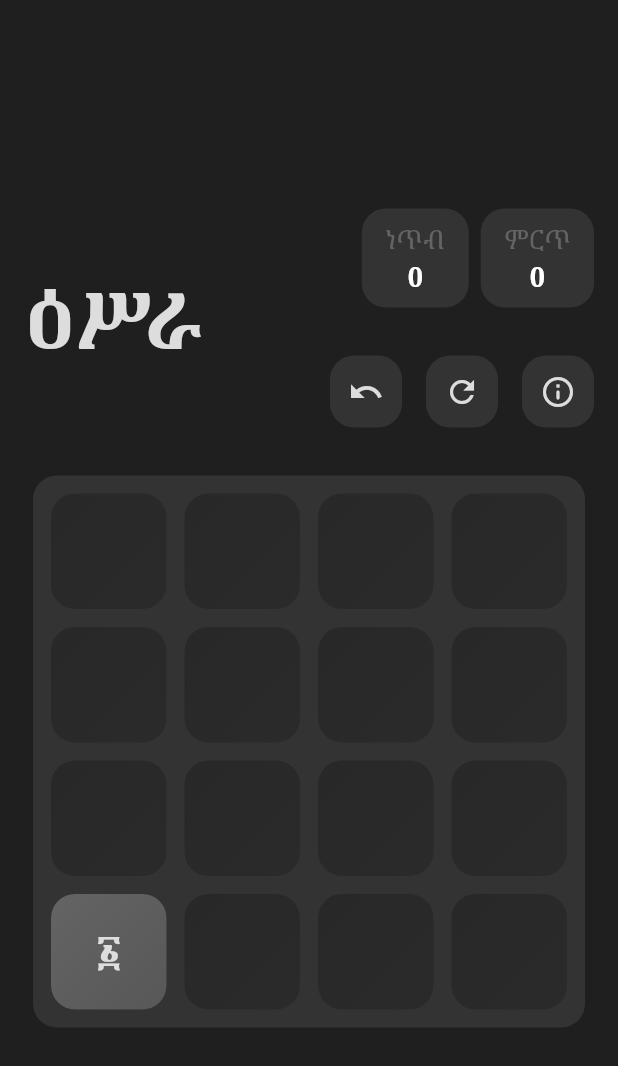
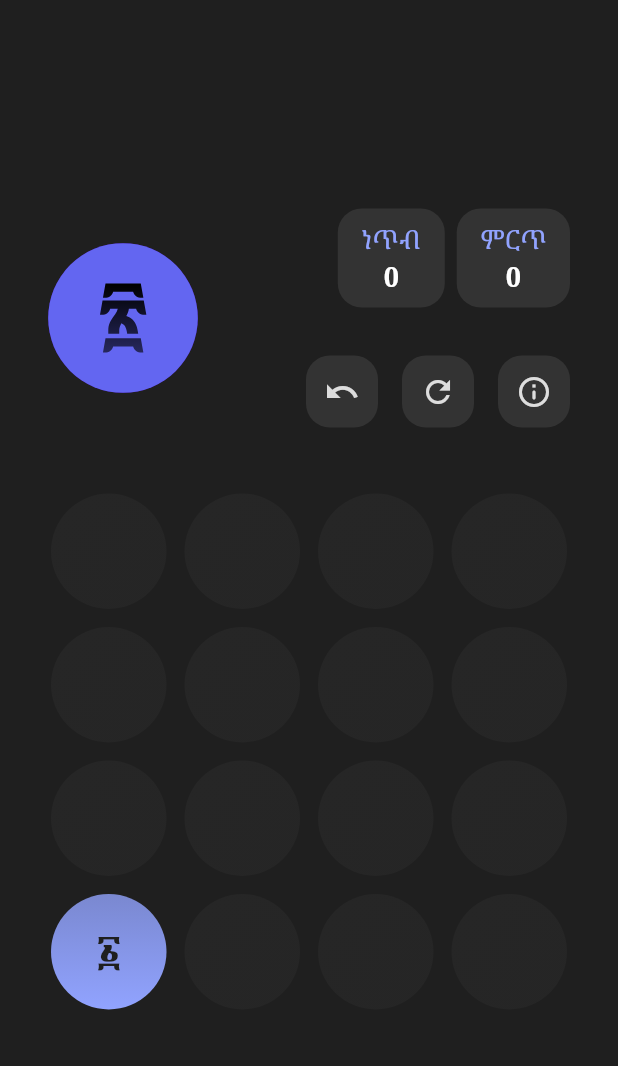
Before and after one commit to aethiop/isra, a Flutter app: the screen it shows after launch, on a phone screen of 412 x 824 dp. Shown: the top 1066 px of the screen. Run offline on Flutter 3.47's test engine with Material 2 defaults, Android fonts, the phone set to English and light mode, and no system bars; our stand-ins replace flutter_riverpod, flutter_svg, hive_flutter; missing offline and left inert: flutter_swipe_detector; accounts and stored records are empty; generated files the repository leaves out were written again; statements that could not run were skipped; project files that could hold a hidden picture were left out.

Commit message:
UI Update

```diff
--- a/lib/components/animated_tile.dart
+++ b/lib/components/animated_tile.dart
@@ -45,12 +45,12 @@
       scale = TweenSequence<double>(
         <TweenSequenceItem<double>>[
           TweenSequenceItem<double>(
-            tween: Tween<double>(begin: 1.0, end: 1.1)
+            tween: Tween<double>(begin: 1.0, end: 1.15)
                 .chain(CurveTween(curve: Curves.easeOut)),
             weight: 50.0,
           ),
           TweenSequenceItem<double>(
-            tween: Tween<double>(begin: 1.1, end: 1.0)
+            tween: Tween<double>(begin: 1.15, end: 1.0)
                 .chain(CurveTween(curve: Curves.easeIn)),
             weight: 50.0,
           ),
--- a/lib/components/empy_board.dart
+++ b/lib/components/empy_board.dart
@@ -21,8 +21,7 @@
     return Container(
       width: boardSize,
       height: boardSize,
-      decoration: BoxDecoration(
-          color: boardColor, borderRadius: BorderRadius.circular(16.0)),
+      decoration: BoxDecoration(borderRadius: BorderRadius.circular(16.0)),
       child: Stack(
         children: List.generate(16, (i) {
           //Render the empty board in 4x4 GridView
@@ -44,11 +43,12 @@
                     begin: Alignment.topLeft,
                     end: Alignment.bottomRight,
                     colors: [
-                        Color(emptyTileColor.value),
                       Color(emptyTileColor.withAlpha(200).value),
+                      Color(emptyTileColor.withAlpha(180).value),
                     ]),
                 color: emptyTileColor,
-                  borderRadius: BorderRadius.circular(16.0)),
+                borderRadius: BorderRadius.circular(tileSize),
+              ),
             ),
           );
         }),
--- a/lib/components/score_board.dart
+++ b/lib/components/score_board.dart
@@ -1,8 +1,10 @@
 import 'package:flutter/material.dart';
 import 'package:flutter_riverpod/flutter_riverpod.dart';
+import 'package:hive_flutter/hive_flutter.dart';
 
 import '../const/colors.dart';
 import '../managers/board.dart';
+import 'button.dart';
 
 class ScoreBoard extends ConsumerWidget {
   const ScoreBoard({super.key});
--- a/lib/components/tile_board.dart
+++ b/lib/components/tile_board.dart
@@ -62,21 +62,22 @@
                 width: tileSize,
                 height: tileSize,
                 decoration: BoxDecoration(
-                    gradient: LinearGradient(
-                        begin: Alignment.topLeft,
-                        end: Alignment.bottomRight,
-                        colors: [
-                          Color(tileColors[tile.value]!.value),
-                          Color(tileColors[tile.value]!.withAlpha(200).value),
-                        ]),
-                    borderRadius: BorderRadius.circular(16.0)),
+                  gradient: LinearGradient(
+                      begin: Alignment.topCenter,
+                      end: Alignment.bottomCenter,
+                      colors: [
+                        Color(tileColors[tile.value]!.withAlpha(200).value),
+                        Color(tileColors[tile.value]!.value),
+                      ]),
+                  borderRadius: BorderRadius.circular(tileSize),
+                ),
                 child: Center(
                     child: Text(
                   '${enToGeez[tile.value]}',
                   style: TextStyle(
                       fontWeight: FontWeight.w900,
                       fontSize: 24.0,
-                      color: tile.value < 8 ? textColor : textColorWhite),
+                      color: backgroundColor),
                 )),
               ),
             );
@@ -100,7 +101,7 @@
                     onPressed: () {
                       ref.read(boardManager.notifier).newGame();
                     },
-                  )
+                  ),
                 ],
               ),
             ))
--- a/lib/const/colors.dart
+++ b/lib/const/colors.dart
@@ -20,29 +20,26 @@
 // const color512 = Color(0xffedc950);
 // const color1024 = Color(0xffedc53f);
 // const color2048 = Color(0xffedc22e);
+const backgroundColor = Color(0xff1f1f1f);
+const textColor = Color(0xffdddddd);
+const textColorWhite = Color(0xffdddddd);
+const boardColor = Color(0xff2d2f60);
+const emptyTileColor = Color(0xff282828);
+const buttonColor = Color(0xff6366F1);
+const scoreColor = Color(0xff333333);
+const overlayColor = Color.fromRGBO(50, 50, 50, 0.73);
 
-const backgroundColor = Color(0xff1f1f1f); // A dark gray, nearly black
-const textColor = Color(0xffdddddd); // Light gray for high contrast text
-const textColorWhite = Color(0xffdddddd); // Also light gray for high contrast
-const boardColor = Color(0xff333333); // Dark gray for the board
-const emptyTileColor =
-    Color(0xff282828); // Slightly darker gray for empty tiles
-const buttonColor = Color(0xff6c6c6c); // Medium gray for buttons
-const scoreColor = Color(0xff333333); // Dark gray for scores
-const overlayColor =
-    Color.fromRGBO(50, 50, 50, 0.73); // Very dark, semi-transparent overlay
-
-const color2 = Color(0xff646464); // Darkening and desaturating original color
-const color4 = Color(0xff7b6b5a); // Darkening and desaturating original color
-const color8 = Color(0xffb37344); // Darkened version of original color
-const color16 = Color(0xffb35840); // Darkened version of original color
-const color32 = Color(0xffb34733); // Darkened version of original color
-const color64 = Color(0xffb33e1f); // Darkened version of original color
-const color128 = Color(0xffada45b); // Darkened version of original color
-const color256 = Color(0xffad9f4a); // Darkened version of original color
-const color512 = Color(0xffad9338); // Darkened version of original color
-const color1024 = Color(0xffad8727); // Darkened version of original color
-const color2048 = Color(0xffad7c16); // Darkened version of original color
+const color2 = Color(0xff91a3ff);
+const color4 = Color(0xff6BF178);
+const color8 = Color(0xffF1A75D);
+const color16 = Color(0xffFAFF6B);
+const color32 = Color(0xffAA45F1);
+const color64 = Color(0xffFA5050);
+const color128 = Color(0xff9D6C1B);
+const color256 = Color(0xff5035D3);
+const color512 = Color(0xff3B8028);
+const color1024 = Color(0xff6a4bea);
+const color2048 = Color(0xff3b28b3);
 
 const tileColors = {
   2: color2,
--- a/lib/game.dart
+++ b/lib/game.dart
@@ -2,6 +2,7 @@
 import 'package:flutter_riverpod/flutter_riverpod.dart';
 import 'package:flutter_swipe_detector/flutter_swipe_detector.dart';
 import 'package:isra/about.dart';
+import 'package:flutter_svg/flutter_svg.dart';
 
 import 'components/button.dart';
 import 'components/empy_board.dart';
@@ -65,6 +66,12 @@
 
   @override
   Widget build(BuildContext context) {
+    const String assetName = 'assets/icon.svg';
+    final Widget svgIcon = SvgPicture.asset(assetName,
+        semanticsLabel: 'Isra Logo',
+        height: 100,
+        width: 100,
+        fit: BoxFit.scaleDown);
     return RawKeyboardListener(
       autofocus: true,
       focusNode: FocusNode(),
@@ -87,17 +94,11 @@
             mainAxisAlignment: MainAxisAlignment.center,
             children: [
               Padding(
-                padding: const EdgeInsets.symmetric(horizontal: 16.0),
+                padding: const EdgeInsets.symmetric(horizontal: 32.0),
                 child: Row(
                   mainAxisAlignment: MainAxisAlignment.spaceBetween,
                   children: [
-                    const Text(
-                      'ዕሥራ',
-                      style: TextStyle(
-                          color: textColor,
-                          fontWeight: FontWeight.bold,
-                          fontSize: 52.0),
-                    ),
+                    svgIcon,
                     Column(
                       mainAxisAlignment: MainAxisAlignment.spaceBetween,
                       crossAxisAlignment: CrossAxisAlignment.end,
--- a/lib/main.dart
+++ b/lib/main.dart
@@ -2,7 +2,6 @@
 import 'package:flutter/services.dart';
 import 'package:flutter_riverpod/flutter_riverpod.dart';
 import 'package:hive_flutter/hive_flutter.dart';
-
 import 'models/board_adapter.dart';
 
 import 'game.dart';
--- a/pubspec.yaml
+++ b/pubspec.yaml
@@ -16,6 +16,7 @@
     hive_flutter: ^1.1.0
     json_annotation: ^4.5.0
     flutter_markdown: ^0.6.17
+    flutter_svg: ^2.0.7
 
 dev_dependencies:
     flutter_test:
@@ -27,7 +28,7 @@
 flutter:
     uses-material-design: true
     assets:
-        - assets/about.md
+        - assets/icon.svg
     fonts:
         - family: NotoSerifEthiopic
           fonts:
```
Also changed, not shown: assets/icon.png (renamed from ic_launcher.png), assets/icon.svg (added), pubspec.lock, 1 other file. Lines whose indentation alone changed are shown as unchanged.
